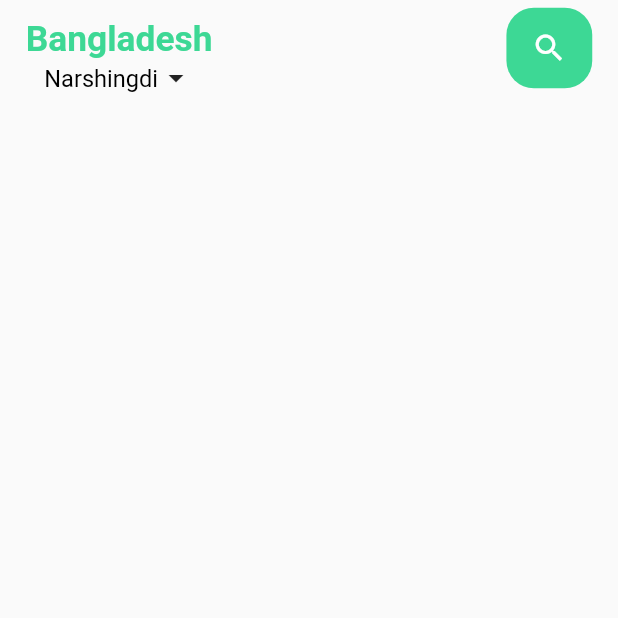
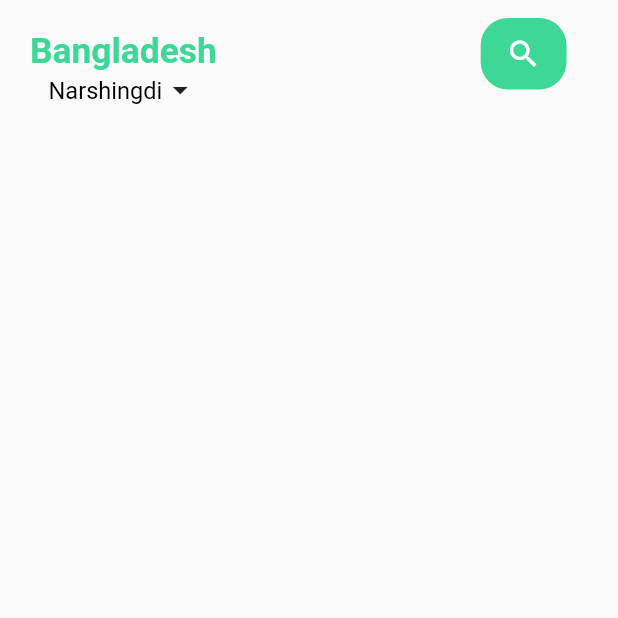
Before and after one commit to gt-lcy96/fultter_food_delivery, a Flutter app: the screen it shows after launch, on a phone screen of 412 x 824 dp, the top half of it. Run offline on Flutter 3.47's test engine with Material 2 defaults, Android fonts, the phone set to English and light mode, and no system bars; our stand-ins replace flutter_screenutil.

Commit message:
finish up floating title

```diff
--- a/lib/pages/main_food/widgets/main_food_widgets.dart
+++ b/lib/pages/main_food/widgets/main_food_widgets.dart
@@ -4,11 +4,15 @@ import 'package:food_delivery/common/values/colors.dart';
 import 'package:food_delivery/common/widgets/base_text_widget.dart';
 
 Widget mainTitleBar() {
-  return Row(
-    mainAxisAlignment: MainAxisAlignment.spaceBetween,
+  return Container(
+    width: 350.w,
+    height: 100.h,
+    child: Stack(
       children: [
-      Container(
-        margin: EdgeInsets.only(left: 15.w, top:10.h),
+        Positioned(
+          left: 20,
+          top: 20,
+          child: Container(
             child: Column(
               children: [
                 reusableText(
@@ -25,17 +29,23 @@ Widget mainTitleBar() {
               ],
             ),
           ),
-      Container(
+        ),
+        Positioned(
+          right: 5.w,
+          top: 10.h,
+          child: Container(
             margin: EdgeInsets.only(right: 15.w),
             width: 50.w,
-        height: 45.h,
+            height: 40.h,
 
             decoration: BoxDecoration(
               color: AppColors.primaryElement,
               borderRadius: BorderRadius.circular(16.w),
             ),
             child: Icon(Icons.search, color: AppColors.primaryBackground),
+          ),
         )
       ],
+    ),
   );
 }
```
Lines whose indentation alone changed are shown as unchanged.
